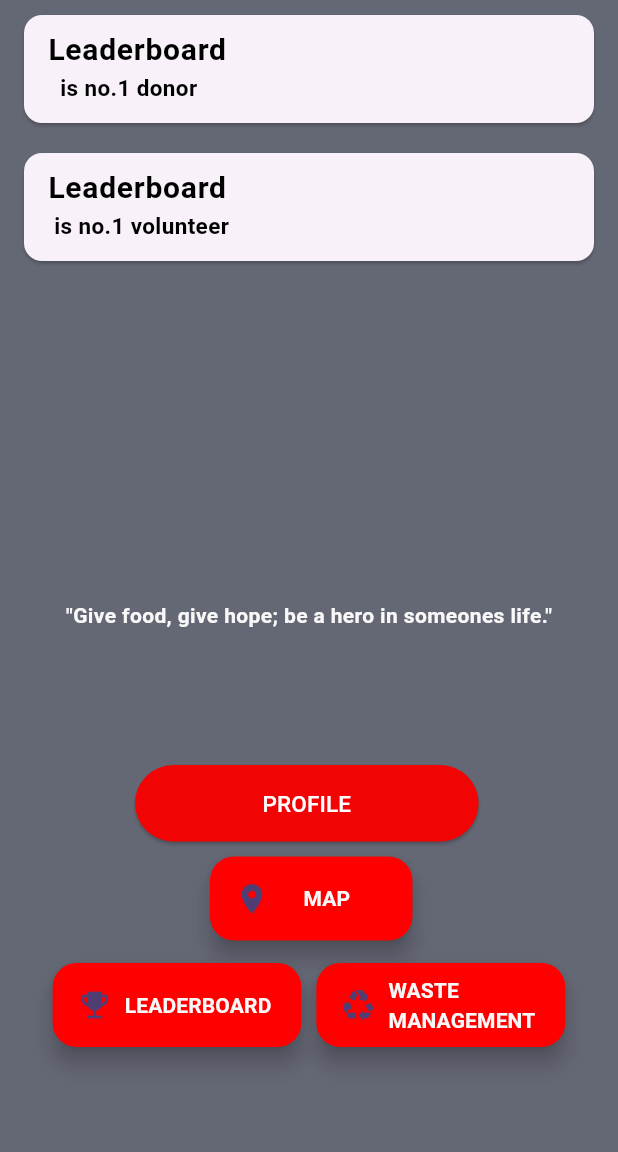
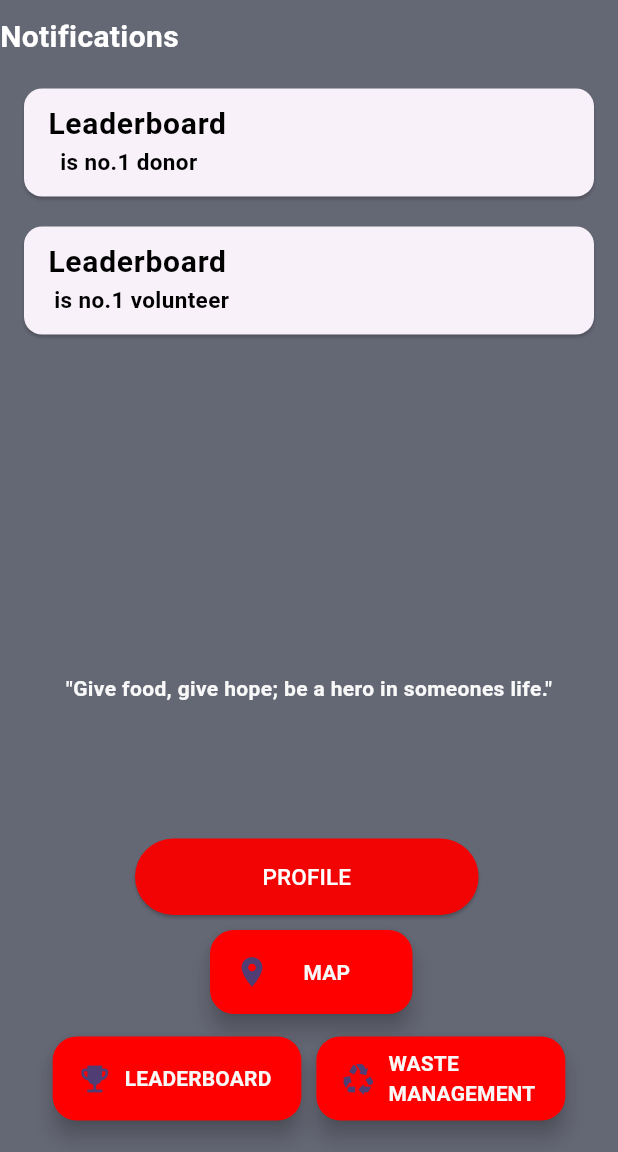
Before and after one commit to AnirudhArrepu/FeedForward, a Flutter app: the Homepage screen opened by its route, on a phone screen of 412 x 824 dp, the part 84-1236 px from its top. Run offline on Flutter 3.47's test engine with Material 3 defaults, Android fonts, the phone set to English and light mode, and no system bars; our stand-ins replace cloud_firestore, firebase_auth, firebase_core, flutter_map, geolocator, image_picker and 3 more; missing offline and left inert: dart:ffi; accounts and stored records are empty; statements that could not run were skipped.

Commit message:
home page ui(notifi)

```diff
--- a/fbm_app/lib/Pages/HomePages/Homepage.dart
+++ b/fbm_app/lib/Pages/HomePages/Homepage.dart
@@ -68,12 +68,24 @@ class _HomepageState extends State<Homepage> {
           onDoubleTap: () => {
             Navigator.pushNamed(context, '/emergency'),
           },
+
           child: SingleChildScrollView(
             child: Column(
                 crossAxisAlignment: CrossAxisAlignment.start,
                 mainAxisAlignment: MainAxisAlignment.start,
                 children: [
+                 SizedBox(height: 10,),
+                const  Text(
+                "Notifications",
+                style: TextStyle(
+                  fontSize: 20,
+                  color: Colors.white,
+                  fontWeight: FontWeight.bold,
+                ),
+                ),
+                 SizedBox(height: 10,),
                   SingleChildScrollView(
+
                     child: Container(
                         height: 325,
                         child: ListView.builder(
```
